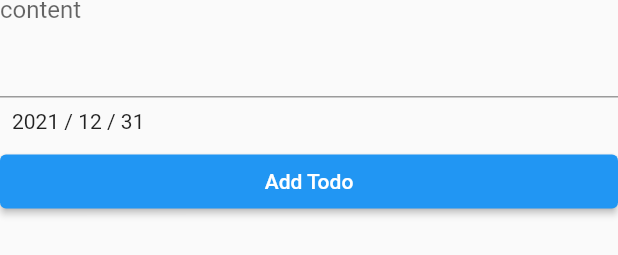
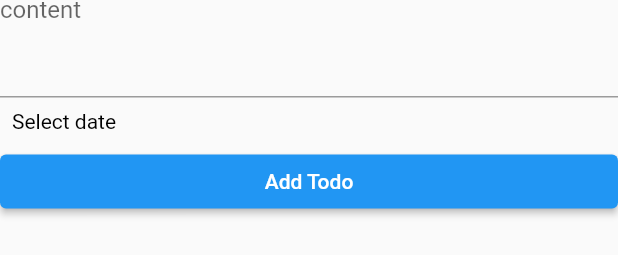
Before and after one commit to marwan-mohamed163/flutter_basics, a Flutter app: the AddTodoBottomSheet widget shown alone on an empty page, opened directly, on a phone screen of 412 x 824 dp. Shown: the part 213-468 px from the top of the screen. Run offline on Flutter 3.47's test engine with Material 2 defaults, Android fonts, the phone set to English and light mode, and no system bars; our stand-ins replace flutter_slidable, hive, hive_flutter, table_calendar, visibility_detector; accounts and stored records are empty.

Commit message:
finish of valdation AddTodoBottomSheet

```diff
--- a/lib/ui/home/addTodo/AddTodoBottomSheet.dart
+++ b/lib/ui/home/addTodo/AddTodoBottomSheet.dart
@@ -9,7 +9,8 @@ class AddTodoBottomSheet extends StatefulWidget{
 class _AddTodoBottomSheetState extends State<AddTodoBottomSheet> {
   String title='';
   String content='';
-  DateTime date=DateTime.now();
+  DateTime? date=null;
+  bool titleError=false,contentError=false,dateError=false;
   @override
   Widget build(BuildContext context) {
     return Container(
@@ -21,17 +22,31 @@ class _AddTodoBottomSheetState extends State<AddTodoBottomSheet> {
           child: Text('Add Todo',),
         ),
         TextField(
-          decoration: InputDecoration(labelText: 'Title'),
+          decoration: InputDecoration(
+              errorText:titleError?'Please enter a title':null,
+              labelText: 'Title'),
           onChanged: (newText){
             title=newText;
+            if(newText.isNotEmpty){
+              setState(() {
+                titleError=false;
+              });
+            }
           },
         ),
         TextField(
           minLines: 4,
           maxLines: 4,
-          decoration: InputDecoration(labelText: 'content'),
+          decoration: InputDecoration(
+              errorText:contentError?'Please enter content':null,
+              labelText: 'content'),
           onChanged: (newText){
             content=newText;
+            if(newText.isNotEmpty){
+              setState(() {
+                contentError=false;
+              });
+            }
           },
         ),
         InkWell(
@@ -40,9 +55,12 @@ class _AddTodoBottomSheetState extends State<AddTodoBottomSheet> {
           },
           child: Padding(
             padding: const EdgeInsets.all(8.0),
-            child:date==null?
-            Text('Select date',textAlign:TextAlign.start,):
-            Text('${date.year} / ${date.month} / ${date.day}'),
+            child: date==null?
+                   Text(dateError?'No date selected':'Select date',
+                     style:TextStyle(color: dateError?Colors.red:Colors.black),
+                   ):
+                   Text('selectd date :${date!.year}-${date!.month}-${date!.day}',
+                   ),
           ),
         ),
         ElevatedButton(onPressed:(){
@@ -54,17 +72,39 @@ class _AddTodoBottomSheetState extends State<AddTodoBottomSheet> {
     );
   }
   void addTodoItem()async{
-    Todo todo =Todo(title: title, content: content, dateTime: date);
+    if(!valid()) return;
+    Todo todo =Todo(title: title, content: content, dateTime: date!);
     var box =await Hive.openBox<Todo>(Todo.BOX_NAME);
     box.add(todo);
     //to dismiss this widget page
     Navigator.pop(context);
+  }
+  bool valid(){
+   bool valid=true;
+   if(title.isEmpty){
+     setState(() {
+       titleError=true;
+     });
+   }
+   if(content.isEmpty){
+     setState(() {
+       contentError=true;
+     });
+   }
+   if(date==null){
+     setState(() {
+       dateError=true;
+     });
+   }
+   return valid;
   }
   void choosenDateForTodo()async{
     var choosedate = await showDatePicker(
          initialDate:DateTime.now(),
          firstDate: DateTime.now(),
          lastDate: DateTime.now().add(const Duration(days: 365)), context:context);
-         date = choosedate! ;
+    this.setState(() {
+      date = choosedate ;
+    });
   }
 }
```
Also changed, not shown: assets/image/2.0x/Icon-check@2x.png (added), assets/image/2.0x/icon_list@2x.png (added), assets/image/2.0x/icon_settings@2x.png (added), assets/image/3.0x/Icon-check@3x.png (added), assets/image/3.0x/icon_list@3x.png (added), assets/image/3.0x/icon_settings@3x.png (added), assets/image/Icon-check.png (added), assets/image/icon_list.png (added), assets/image/icon_settings.png (added), lib/ui/home/dataBase/model/Todo.g.dart (added).
